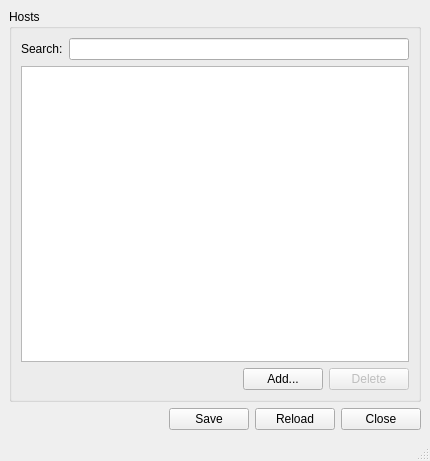
Above: src/mainwindow.ui from gaetandezeiraud/Hosts-File-Editor before the change. Below: the same form after it.
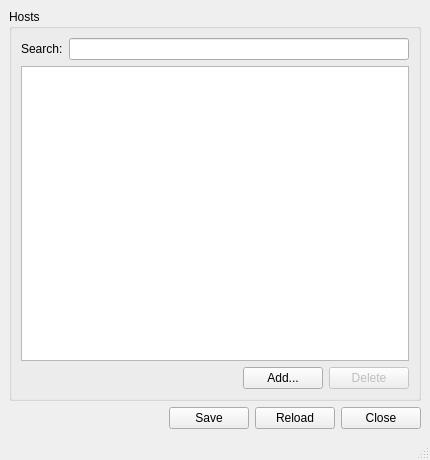
That is the form after the change. Icons and pictures are not drawn.

The edit to the form file:
```diff
--- a/src/mainwindow.ui
+++ b/src/mainwindow.ui
@@ -7,9 +7,15 @@
     <x>0</x>
     <y>0</y>
     <width>430</width>
-    <height>461</height>
+    <height>460</height>
    </rect>
   </property>
+  <property name="minimumSize">
+   <size>
+    <width>430</width>
+    <height>460</height>
+   </size>
+  </property>
   <property name="acceptDrops">
    <bool>false</bool>
   </property>
```
